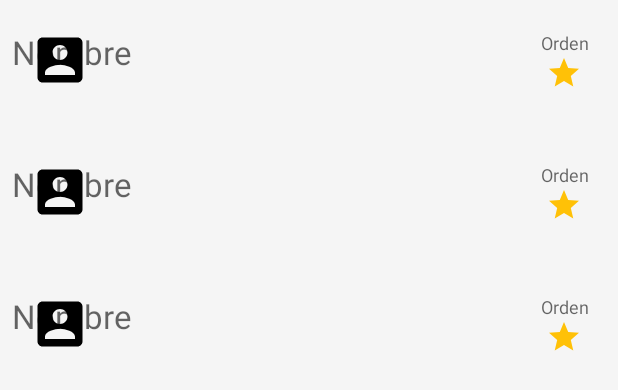
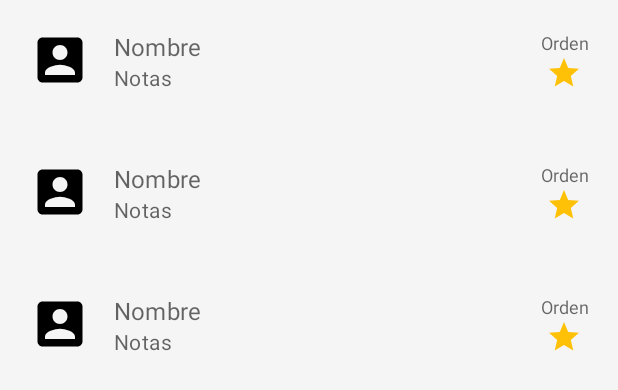
Before and after one commit to franlop24/MD-TopArtists, an Android app: the layout content_main.xml on its own in the app's theme, with its tools: preview values and no code run, on a phone screen of 412 x 824 dp. Shown: the top 390 px of the screen. Run offline under Robolectric (Android 15) with nearby library versions, the phone set to English and light mode, and no system bars.

Commit message:
List - Texto primario y secundario

```diff
--- a/app/src/main/java/com/alain/cursos/top/ArtistaAdapter.java
+++ b/app/src/main/java/com/alain/cursos/top/ArtistaAdapter.java
@@ -12,6 +12,7 @@ package com.alain.cursos.top;
 import android.content.Context;
 
 import androidx.annotation.NonNull;
+import androidx.constraintlayout.widget.ConstraintLayout;
 import androidx.core.content.ContextCompat;
 import androidx.appcompat.widget.AppCompatImageView;
 import androidx.appcompat.widget.AppCompatTextView;
@@ -29,6 +30,7 @@ import java.util.List;
 
 import butterknife.BindView;
 import butterknife.ButterKnife;
+import de.hdodenhof.circleimageview.CircleImageView;
 
 public class ArtistaAdapter extends RecyclerView.Adapter<ArtistaAdapter.ViewHolder> {
 
@@ -57,6 +59,7 @@ public class ArtistaAdapter extends RecyclerView.Adapter<ArtistaAdapter.ViewHold
         holder.setListener(artista, listener);
 
         holder.tvNombre.setText(artista.getNombreCompleto());
+        holder.tvNote.setText(artista.getNotas());
         holder.tvOrden.setText(String.valueOf(position+1));
 
         if (artista.getFotoUrl() != null){
@@ -93,13 +96,15 @@ public class ArtistaAdapter extends RecyclerView.Adapter<ArtistaAdapter.ViewHold
 
     class ViewHolder extends RecyclerView.ViewHolder {
         @BindView(R.id.imgFoto)
-        AppCompatImageView imgFoto;
+        CircleImageView imgFoto;
         @BindView(R.id.tvNombre)
         AppCompatTextView tvNombre;
+        @BindView(R.id.tvNote)
+        AppCompatTextView tvNote;
         @BindView(R.id.tvOrden)
         AppCompatTextView tvOrden;
         @BindView(R.id.containerMain)
-        RelativeLayout containerMain;
+        ConstraintLayout containerMain;
 
         ViewHolder(View itemView) {
             super(itemView);
--- a/app/src/main/res/layout/item_artist.xml
+++ b/app/src/main/res/layout/item_artist.xml
@@ -33,15 +33,27 @@
 
     <androidx.appcompat.widget.AppCompatTextView
         android:id="@+id/tvNombre"
-        android:layout_width="match_parent"
+        android:layout_width="0dp"
         android:layout_height="wrap_content"
         android:hint="@string/artist_hint_nombre"
-        android:maxLines="2"
-        android:textAppearance="?android:attr/textAppearanceLarge"
-        android:layout_margin="@dimen/main_padding_small"
-        android:layout_toEndOf="@id/imgFoto"
-        android:layout_toStartOf="@+id/tvOrden"
-        android:layout_centerVertical="true"/>
+        android:textAppearance="@style/ItemLarge"
+        android:layout_marginStart="@dimen/item_padding_horizontal"
+        android:layout_marginEnd="@dimen/item_padding_horizontal"
+        app:layout_constraintStart_toEndOf="@+id/imgFoto"
+        app:layout_constraintEnd_toStartOf="@id/tvOrden"
+        app:layout_constraintTop_toTopOf="parent"/>
+
+    <androidx.appcompat.widget.AppCompatTextView
+        android:id="@+id/tvNote"
+        android:layout_width="0dp"
+        android:layout_height="0dp"
+        android:hint="@string/artist_hint_notas"
+        android:textAppearance="@style/ItemMedium"
+        android:layout_marginBottom="@dimen/item_padding_vertical"
+        app:layout_constraintStart_toStartOf="@id/tvNombre"
+        app:layout_constraintEnd_toEndOf="@id/tvNombre"
+        app:layout_constraintTop_toBottomOf="@id/tvNombre"
+        app:layout_constraintBottom_toBottomOf="parent"/>
 
 
 </androidx.constraintlayout.widget.ConstraintLayout>
--- a/app/src/main/res/values/styles.xml
+++ b/app/src/main/res/values/styles.xml
@@ -31,4 +31,14 @@
         <item name="android:shadowColor">@android:color/black</item>
     </style>
 
+    <style name="ItemLarge" parent="TextAppearance.MaterialComponents.Subtitle1">
+        <item name="android:maxLines">1</item>
+        <item name="android:textColor">?android:attr/textColorPrimary</item>
+    </style>
+
+    <style name="ItemMedium" parent="TextAppearance.MaterialComponents.Body2">
+        <item name="android:maxLines">2</item>
+        <item name="android:textColor">?android:attr/textColorSecondary</item>
+    </style>
+
 </resources>
```
